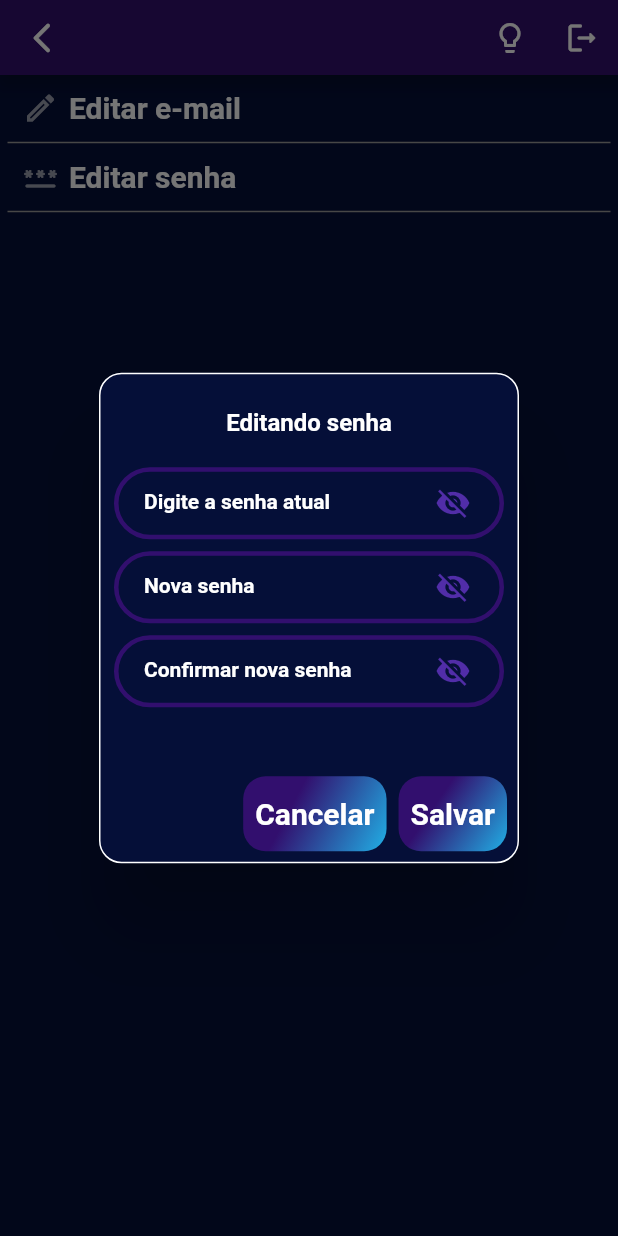
After one commit to alvarotedesco/electrical-consumption, a Flutter app: the UserConfig screen opened directly, after a tap on "Editar senha", on a phone screen of 412 x 824 dp. The commit adds this screen. Run offline on Flutter 3.47's test engine with Material 2 defaults, Android fonts, the phone set to English and light mode, and no system bars; our stand-ins replace brasil_fields, shared_preferences, syncfusion_flutter_charts; accounts and stored records are empty; network calls fail; Roboto replaces fonts that are missing (Montserrat).

Commit message:
Adjust in user_area configs, controller and model

```diff
--- a/lib/models/user.dart
+++ b/lib/models/user.dart
@@ -6,6 +6,8 @@ class UserModel {
   final String email; // email
   final String? name;
   final String? cpf;
+  final String? newPassword;
+  final String? newEmail;
 
   UserModel({
     required this.email,
@@ -13,6 +15,8 @@ class UserModel {
     this.password,
     this.name,
     this.cpf,
+    this.newPassword,
+    this.newEmail,
   });
 
   Map<String, dynamic> toMap() {
@@ -22,6 +26,8 @@ class UserModel {
       'email': email,
       'name': name,
       'cpf': cpf,
+      'newPassword': newPassword,
+      'newEmail': newEmail,
     };
   }
 
@@ -32,6 +38,9 @@ class UserModel {
       name: map['name'] != null ? map['name'] as String : null,
       cpf: map['cpf'] != null ? map['cpf'] as String : null,
       email: map['email'] as String,
+      newPassword:
+          map['newPassword'] != null ? map['newPassword'] as String : null,
+      newEmail: map['newEmail'] != null ? map['newEmail'] as String : null,
     );
   }
 
--- a/lib/themes/constants.dart
+++ b/lib/themes/constants.dart
@@ -24,6 +24,20 @@ class Luvas {
   static const String selectFlag = 'Selecionar uma bandeira:';
   static const String goBack = 'Voltar';
   static const String leave = 'Sair';
+  static const String confirmPassword = 'Digite a senha para concluir';
+  static const String newEmail = 'Novo e-mail';
+  static const String confirmNewEmail = 'Confirmar novo e-mail';
+  static const String confirmOldPassword = 'Digite a senha atual';
+  static const String newPassword = 'Nova senha';
+  static const String confirmNewPassword = 'Confirmar nova senha';
+  static const String editEmail = 'Editar e-mail';
+  static const String editingEmail = 'Editando e-mail';
+  static const String editPassword = 'Editar senha';
+  static const String editingPassword = 'Editando senha';
+  static const String editAvatar = 'Editar imagem';
+  static const String editingAvatar = 'Editando imagem';
+  static const String save = 'Salvar';
+  static const String cancel = 'Cancelar';
 }
 
 class Meias {
@@ -44,6 +58,7 @@ class Underwear {
 
   static const String getUserURL = 'show-user';
   static const String updateUserURL = 'update-user';
+  static const String updateUserV1URL = 'update-user-v1';
   static const String deleteUserURL = 'delete-user';
 
   static const String flagsURL = 'flags'; // apiResource
--- /dev/null
+++ b/lib/user/user_config.dart
@@ -0,0 +1,324 @@
+import 'package:electrical_comsuption/models/user.dart';
+import 'package:electrical_comsuption/themes/app_text_styles.dart';
+import 'package:electrical_comsuption/user/user_controller.dart';
+import 'package:electrical_comsuption/widgets/button_widget.dart';
+import 'package:flutter/material.dart';
+
+import '../themes/app_colors.dart';
+import '../themes/constants.dart';
+import '../widgets/custom_app_bar.dart';
+import '../widgets/input_decoration_widget.dart';
+import '../widgets/snackbar_widget.dart';
+
+class UserConfig extends StatefulWidget {
+  final UserController? data;
+
+  const UserConfig({Key? key, this.data}) : super(key: key);
+
+  @override
+  State<UserConfig> createState() => _UserConfigState();
+}
+
+class _UserConfigState extends State<UserConfig> {
+  final controller = UserController();
+  final TextEditingController ctrlNewEmail = TextEditingController();
+  final TextEditingController ctrlConfirmNewEmail = TextEditingController();
+
+  final TextEditingController ctrlOldPassword = TextEditingController();
+  final TextEditingController ctrlNewPassword = TextEditingController();
+  final TextEditingController ctrlConfirmNewPassword = TextEditingController();
+
+  bool editingEmail = true;
+  bool canEditEmail = false;
+  bool editingPassword = true;
+  bool canEditPassword = false;
+  bool passwordVisible = false;
+  bool oldPasswordVisible = false;
+  bool newPasswordVisible = false;
+  bool confirmPasswordVisible = false;
+
+  @override
+  Widget build(BuildContext context) {
+    return SafeArea(
+      child: Scaffold(
+        backgroundColor: AppColors.darkBlue,
+        appBar: CustomAppBar(
+          userArea: true,
+        ),
+        body: SingleChildScrollView(
+          child: Column(
+            children: [
+              GestureDetector(
+                onTap: () {
+                  showDialog(
+                    context: context,
+                    barrierDismissible: false,
+                    builder: (BuildContext context) => AlertDialog(
+                      shape: RoundedRectangleBorder(
+                        side: BorderSide(color: AppColors.white),
+                        borderRadius: BorderRadius.all(
+                          Radius.circular(15.0),
+                        ),
+                      ),
+                      backgroundColor: AppColors.darkBlue,
+                      title: Center(
+                        child: Text(
+                          Luvas.editingEmail,
+                          style: AppTextStyles.h2WhiteBold,
+                        ),
+                      ),
+                      contentPadding: EdgeInsets.fromLTRB(10, 20, 10, 20),
+                      content: StatefulBuilder(
+                        builder: (context, state) => Column(
+                          mainAxisSize: MainAxisSize.min,
+                          children: [
+                            InputDecorationWidget(
+                              label: Luvas.newEmail,
+                              controller: ctrlNewEmail,
+                              style: AppTextStyles.h3WhiteBold,
+                              textInputType: TextInputType.emailAddress,
+                            ),
+                            InputDecorationWidget(
+                              label: Luvas.confirmNewEmail,
+                              controller: ctrlConfirmNewEmail,
+                              style: AppTextStyles.h3WhiteBold,
+                              textInputType: TextInputType.emailAddress,
+                            ),
+                            InputDecorationWidget(
+                              isPassword: true,
+                              passwordVisible: passwordVisible,
+                              controller: ctrlOldPassword,
+                              label: Luvas.confirmPassword,
+                              style: AppTextStyles.h3WhiteBold,
+                              textInputType: TextInputType.text,
+                              onPressed: () {
+                                state(() {
+                                  passwordVisible = !passwordVisible;
+                                });
+                              },
+                            ),
+                          ],
+                        ),
+                      ),
+                      actions: [
+                        AppButtonWidget(
+                          onPressed: () {
+                            Navigator.pop(context);
+                            ctrlNewEmail.text = '';
+                            ctrlOldPassword.text = '';
+                            ctrlConfirmNewEmail.text = '';
+                          },
+                          texto: Luvas.cancel,
+                        ),
+                        AppButtonWidget(
+                          onPressed: () {
+                            if (ctrlNewEmail.text == ctrlConfirmNewEmail.text) {
+                              var data = UserModel(
+                                cpf: widget.data!.user!.cpf,
+                                name: widget.data!.user!.name,
+                                password: ctrlOldPassword.text,
+                                email: widget.data!.user!.email,
+                                newEmail: ctrlConfirmNewEmail.text,
+                                avatarUrl: widget.data!.user!.avatarUrl,
+                              );
+
+                              controller.updateUserV1Info(data).then((_) {
+                                Navigator.pop(context);
+                                ctrlNewEmail.text = '';
+                                ctrlOldPassword.text = '';
+                                ctrlConfirmNewEmail.text = '';
+                                AppSnackBar().showSnack(
+                                  context,
+                                  "Email atualizado com sucesso!",
+                                );
+                              });
+                            } else {
+                              AppSnackBar().showSnack(
+                                context,
+                                "E-mails não correspodem! Tente novamente.",
+                              );
+                            }
+                          },
+                          texto: Luvas.save,
+                        ),
+                      ],
+                    ),
+                  );
+                },
+                child: Row(
+                  children: [
+                    Container(
+                      padding: EdgeInsets.only(left: 15, top: 10, bottom: 10),
+                      child: Icon(
+                        color: AppColors.white60,
+                        Icons.mode_edit_outline_outlined,
+                      ),
+                    ),
+                    Expanded(
+                      child: Container(
+                        padding: EdgeInsets.only(left: 7, top: 10, bottom: 10),
+                        child: Text(
+                          Luvas.editEmail,
+                          style: AppTextStyles.h1WhiteBold,
+                        ),
+                      ),
+                    ),
+                  ],
+                ),
+              ),
+              const Divider(
+                height: 2,
+                indent: 5,
+                thickness: 1,
+                endIndent: 5,
+                color: AppColors.grey,
+              ),
+              GestureDetector(
+                onTap: () {
+                  showDialog(
+                    context: context,
+                    barrierDismissible: false,
+                    builder: (BuildContext context) => AlertDialog(
+                      shape: RoundedRectangleBorder(
+                        side: BorderSide(color: AppColors.white),
+                        borderRadius: BorderRadius.all(
+                          Radius.circular(15.0),
+                        ),
+                      ),
+                      backgroundColor: AppColors.darkBlue,
+                      title: Center(
+                        child: Text(
+                          Luvas.editingPassword,
+                          style: AppTextStyles.h2WhiteBold,
+                        ),
+                      ),
+                      contentPadding: EdgeInsets.fromLTRB(10, 20, 10, 20),
+                      content: StatefulBuilder(
+                        builder: (context, state) => Column(
+                          mainAxisSize: MainAxisSize.min,
+                          children: [
+                            InputDecorationWidget(
+                              isPassword: true,
+                              passwordVisible: oldPasswordVisible,
+                              controller: ctrlOldPassword,
+                              label: Luvas.confirmOldPassword,
+                              style: AppTextStyles.h3WhiteBold,
+                              textInputType: TextInputType.text,
+                              onPressed: () {
+                                state(() =>
+                                    oldPasswordVisible = !oldPasswordVisible);
+                              },
+                            ),
+                            InputDecorationWidget(
+                              isPassword: true,
+                              label: Luvas.newPassword,
+                              controller: ctrlNewPassword,
+                              style: AppTextStyles.h3WhiteBold,
+                              textInputType: TextInputType.text,
+                              passwordVisible: newPasswordVisible,
+                              onPressed: () {
+                                state(() {
+                                  newPasswordVisible = !newPasswordVisible;
+                                });
+                              },
+                            ),
+                            InputDecorationWidget(
+                              isPassword: true,
+                              label: Luvas.confirmNewPassword,
+                              style: AppTextStyles.h3WhiteBold,
+                              controller: ctrlConfirmNewPassword,
+                              textInputType: TextInputType.text,
+                              passwordVisible: confirmPasswordVisible,
+                              onPressed: () {
+                                state(() {
+                                  confirmPasswordVisible =
+                                      !confirmPasswordVisible;
+                                });
+                              },
+                            ),
+                          ],
+                        ),
+                      ),
+                      actions: [
+                        AppButtonWidget(
+                          onPressed: () {
+                            Navigator.pop(context);
+                            ctrlOldPassword.text = '';
+                            ctrlNewPassword.text = '';
+                            ctrlConfirmNewPassword.text = '';
+                          },
+                          texto: Luvas.cancel,
+                        ),
+                        AppButtonWidget(
+                          onPressed: () {
+                            if (ctrlNewPassword.text ==
+                                ctrlConfirmNewPassword.text) {
+                              var data = UserModel(
+                                cpf: widget.data!.user!.cpf,
+                                name: widget.data!.user!.name,
+                                password: ctrlOldPassword.text,
+                                email: widget.data!.user!.email,
+                                avatarUrl: widget.data!.user!.avatarUrl,
+                                newPassword: ctrlConfirmNewPassword.text,
+                              );
+
+                              controller.updateUserV1Info(data).then(
+                                (_) {
+                                  Navigator.pop(context);
+                                  ctrlOldPassword.text = '';
+                                  ctrlNewPassword.text = '';
+                                  ctrlConfirmNewPassword.text = '';
+                                  AppSnackBar().showSnack(
+                                    context,
+                                    "Senha atualizada com sucesso!",
+                                  );
+                                },
+                              );
+                            } else {
+                              AppSnackBar().showSnack(
+                                context,
+                                "Senhas não correspodem! Tente novamente.",
+                              );
+                            }
+                          },
+                          texto: Luvas.save,
+                        ),
+                      ],
+                    ),
+                  );
+                },
+                child: Row(
+                  children: [
+                    Container(
+                      padding: EdgeInsets.only(left: 15, top: 10, bottom: 10),
+                      child: Icon(
+                        color: AppColors.white60,
+                        Icons.password_rounded,
+                      ),
+                    ),
+                    Expanded(
+                      child: Container(
+                        padding: EdgeInsets.only(left: 7, top: 10, bottom: 10),
+                        child: Text(
+                          Luvas.editPassword,
+                          style: AppTextStyles.h1WhiteBold,
+                        ),
+                      ),
+                    ),
+                  ],
+                ),
+              ),
+              const Divider(
+                height: 2,
+                indent: 5,
+                thickness: 1,
+                endIndent: 5,
+                color: AppColors.grey,
+              ),
+            ],
+          ),
+        ),
+      ),
+    );
+  }
+}
```
Also changed, not shown: lib/user/user_area.dart (+37 -54 lines), lib/user/user_controller.dart (+27 -3 lines).
